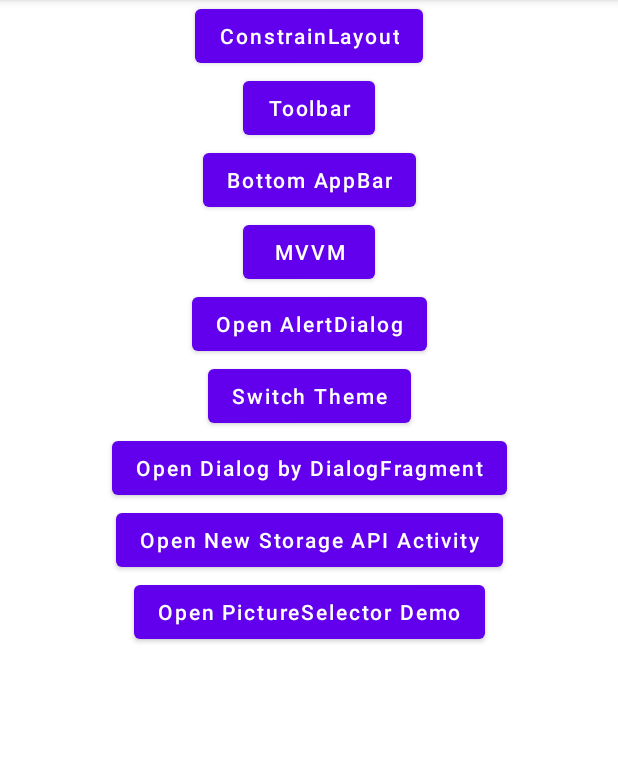
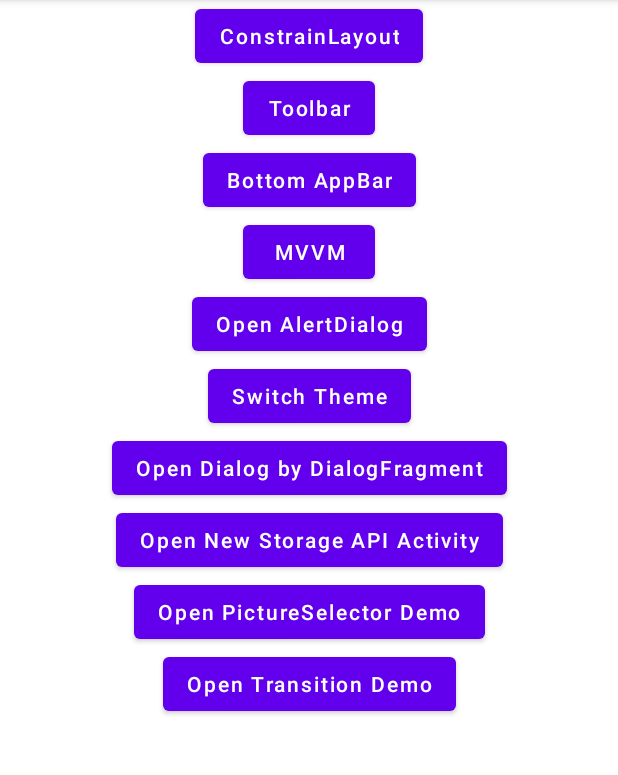
Before and after one commit to hujiejeff/learn-android, an Android app: the screen it shows after launch (MainActivity), on a phone screen of 412 x 824 dp, the part 84-859 px from its top. Run offline under Robolectric (Android 15) with nearby library versions, the phone set to English and light mode, and no system bars.

Commit message:
Transition使用

```diff
--- a/app/build.gradle
+++ b/app/build.gradle
@@ -98,4 +98,6 @@ dependencies {
     ext.windowmanager_version = "1.0.0"
     implementation "androidx.window:window:$windowmanager_version"
     androidTestImplementation "androidx.window:window-testing:$windowmanager_version"
+
+    implementation 'androidx.transition:transition:1.4.0'
 }
--- a/app/src/main/java/com/hujiejeff/learn_android/main/MainFragment.kt
+++ b/app/src/main/java/com/hujiejeff/learn_android/main/MainFragment.kt
@@ -15,6 +15,7 @@ import com.hujiejeff.learn_android.materia_design.constraintlayout.ConstrainLayo
 import com.hujiejeff.learn_android.materia_design.toolbar.ToolbarDemoFragment
 import com.hujiejeff.learn_android.picture_selector.PictureSelectorDemoActivity
 import com.hujiejeff.learn_android.saf.NewStorageTestActivity
+import com.hujiejeff.learn_android.transition.TransitionDemoActivity
 import com.hujiejeff.learn_android.util.clickJump
 import com.hujiejeff.learn_android.util.newInstance
 import com.hujiejeff.learn_android.util.startFragmentByShareAnimator
@@ -57,5 +58,6 @@ class MainFragment : BaseFragment<FragmentMainBinding>() {
         }
         btnOpenNewStorageApiActivity.clickJump<NewStorageTestActivity>()
         btnOpenPictureSelectorDemo.clickJump<PictureSelectorDemoActivity>()
+        btnOpenTransitionDemo.clickJump<TransitionDemoActivity>()
     }
 }
--- a/app/src/main/res/layout/fragment_main.xml
+++ b/app/src/main/res/layout/fragment_main.xml
@@ -65,11 +65,18 @@
         android:layout_width="wrap_content"
         android:layout_height="wrap_content"/>
 
+    <com.google.android.material.button.MaterialButton
+        android:textAllCaps="false"
+        android:text="Open Transition Demo"
+        android:id="@+id/btn_open_transition_demo"
+        android:layout_width="wrap_content"
+        android:layout_height="wrap_content"/>
+
     <androidx.constraintlayout.helper.widget.Flow
         android:orientation="vertical"
         android:layout_width="match_parent"
         android:layout_height="wrap_content"
-        app:constraint_referenced_ids="btn_constrain_layout_demo,btn_toolbar_demo,btn_bottom_appbar_demo,btn_mvvm_demo,btn_open_alert_dialog,btn_switch_theme,btn_open_dialog_fragment,btn_open_new_storage_api_activity,btn_open_picture_selector_demo"
+        app:constraint_referenced_ids="btn_constrain_layout_demo,btn_toolbar_demo,btn_bottom_appbar_demo,btn_mvvm_demo,btn_open_alert_dialog,btn_switch_theme,btn_open_dialog_fragment,btn_open_new_storage_api_activity,btn_open_picture_selector_demo,btn_open_transition_demo"
         app:flow_horizontalStyle="spread_inside"
         app:flow_verticalAlign="bottom"
         app:flow_wrapMode="aligned"
```
Also changed, not shown: app/src/main/java/com/hujiejeff/learn_android/transition/TransitionDemoActivity.kt (+34 -1 lines), app/src/main/res/layout/activity_transition_demo.xml (+17 -0 lines).
